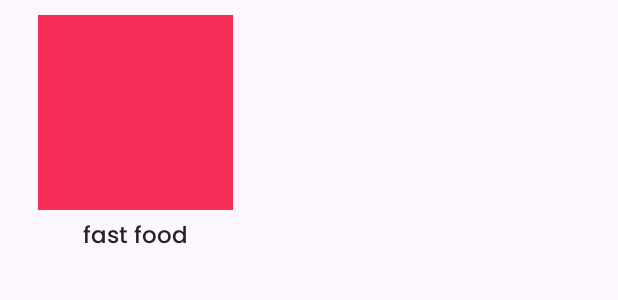
After one commit to KishanSadeesh/Project-FarmCare, an Android app: the layout meal_item.xml on its own in the app's theme, with its tools: preview values and no code run, on a phone screen of 412 x 824 dp. The commit adds this screen. Shown: the top 300 px of the screen. Run offline under Robolectric (Android 15) with nearby library versions, the phone set to English and light mode, and no system bars.

Commit message:
Category Meals -- completed

```diff
--- /dev/null
+++ b/app/src/main/java/com/example/project_farmcare/pojo/MealsByCategoryList.kt
@@ -0,0 +1,5 @@
+package com.example.project_farmcare.pojo
+
+data class MealsByCategoryList(
+    val meals: List<MealsByCategory>
+)
--- a/app/src/main/java/com/example/project_farmcare/retrofit/MealApi.kt
+++ b/app/src/main/java/com/example/project_farmcare/retrofit/MealApi.kt
@@ -2,8 +2,10 @@ package com.example.project_farmcare.retrofit
 
 import com.example.project_farmcare.pojo.CategoryList
 import com.example.project_farmcare.pojo.MealList
+import com.example.project_farmcare.pojo.MealsByCategoryList
 import retrofit2.Call
 import retrofit2.http.GET
+import retrofit2.http.Query
 
 interface MealApi {
     @GET( "random.php")
@@ -11,4 +13,8 @@ interface MealApi {
 
     @GET("categories.php")
     fun getCategories() : Call<CategoryList>
+
+    @GET("filter.php")
+    fun getMealsByCategory(@Query("c") categoryName: String) : Call<MealsByCategoryList>
+
 }
--- /dev/null
+++ b/app/src/main/res/layout/meal_item.xml
@@ -0,0 +1,33 @@
+<?xml version="1.0" encoding="utf-8"?>
+<androidx.constraintlayout.widget.ConstraintLayout xmlns:android="http://schemas.android.com/apk/res/android"
+    android:layout_width="match_parent"
+    android:layout_height="match_parent"
+    android:elevation="10dp"
+    xmlns:app="http://schemas.android.com/apk/res-auto">
+
+    <ImageView
+        android:id="@+id/imgMeal"
+        android:layout_width="130dp"
+        android:layout_height="130dp"
+        android:src="@color/accent"
+        android:layout_marginStart="25dp"
+        android:layout_marginTop="10dp"
+        app:layout_constraintTop_toTopOf="parent"
+        app:layout_constraintStart_toStartOf="parent"
+        android:scaleType="fitCenter"
+        />
+
+    <TextView
+        android:id="@+id/tvMealName"
+        android:layout_width="wrap_content"
+        android:layout_height="wrap_content"
+        android:textSize="15sp"
+        app:layout_constraintTop_toBottomOf="@+id/imgMeal"
+        app:layout_constraintStart_toStartOf="@id/imgMeal"
+        app:layout_constraintEnd_toEndOf="@+id/imgMeal"
+        android:layout_marginTop="5dp"
+        android:text="fast food"
+        android:textColor="#232323"
+        android:fontFamily="@font/myfont"
+        />
+</androidx.constraintlayout.widget.ConstraintLayout>
```
Also changed, not shown: app/src/main/AndroidManifest.xml (+7 -2 lines), app/src/main/java/com/example/project_farmcare/Adapters/CategoriesAdapter.kt (+5 -2 lines), app/src/main/java/com/example/project_farmcare/Adapters/CategoryMealsAdapter.kt (added, +38 -0 lines), app/src/main/java/com/example/project_farmcare/CategoryMealViewModel.kt (added, +39 -0 lines), app/src/main/java/com/example/project_farmcare/HomeFragment.kt (+15 -7 lines), app/src/main/java/com/example/project_farmcare/HomeViewModel.kt (+18 -4 lines), app/src/main/java/com/example/project_farmcare/packages/CategoryMealsActivity.kt (added, +49 -0 lines), app/src/main/java/com/example/project_farmcare/pojo/MealsByCategory.kt (added, +7 -0 lines), app/src/main/res/layout/activity_category_meals.xml (added, +35 -0 lines).
